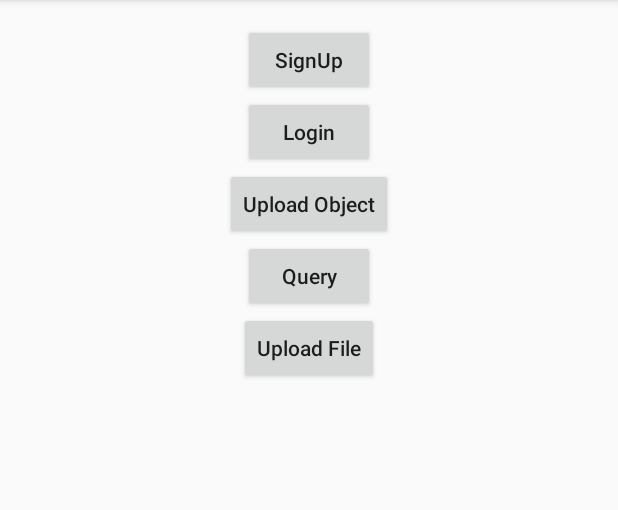
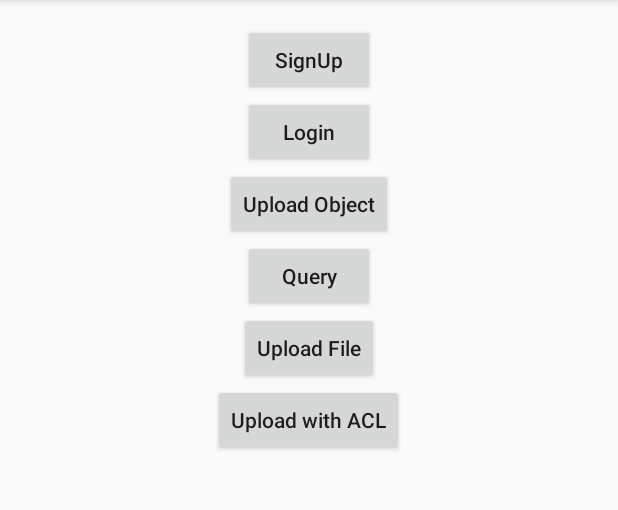
Before and after one commit to ohjongin/parse-tutorial-android, an Android app: the screen it shows after launch (MainActivity), on a phone screen of 412 x 824 dp, the part 84-594 px from its top. Run offline under Robolectric (Android 15) with nearby library versions, the phone set to English and light mode, and no system bars; 1 statement that could not run was skipped.

Commit message:
ACL code 추가

```diff
--- a/app/src/main/res/layout/activity_main.xml
+++ b/app/src/main/res/layout/activity_main.xml
@@ -37,5 +37,11 @@
             android:layout_width="wrap_content"
             android:layout_height="wrap_content"
             android:text="@string/upload_file"/>
+
+        <Button
+            android:id="@+id/btn_upload_acl"
+            android:layout_width="wrap_content"
+            android:layout_height="wrap_content"
+            android:text="@string/upload_acl"/>
     </LinearLayout>
 </ScrollView>
--- a/app/src/main/res/values/strings.xml
+++ b/app/src/main/res/values/strings.xml
@@ -16,4 +16,5 @@
     <string name="upload_object">Upload Object</string>
     <string name="query">Query</string>
     <string name="upload_file">Upload File</string>
+    <string name="upload_acl">Upload with ACL</string>
 </resources>
```
Also changed, not shown: app/src/main/java/me/ji5/parsetutorial/MainActivity.java (+36 -0 lines).
